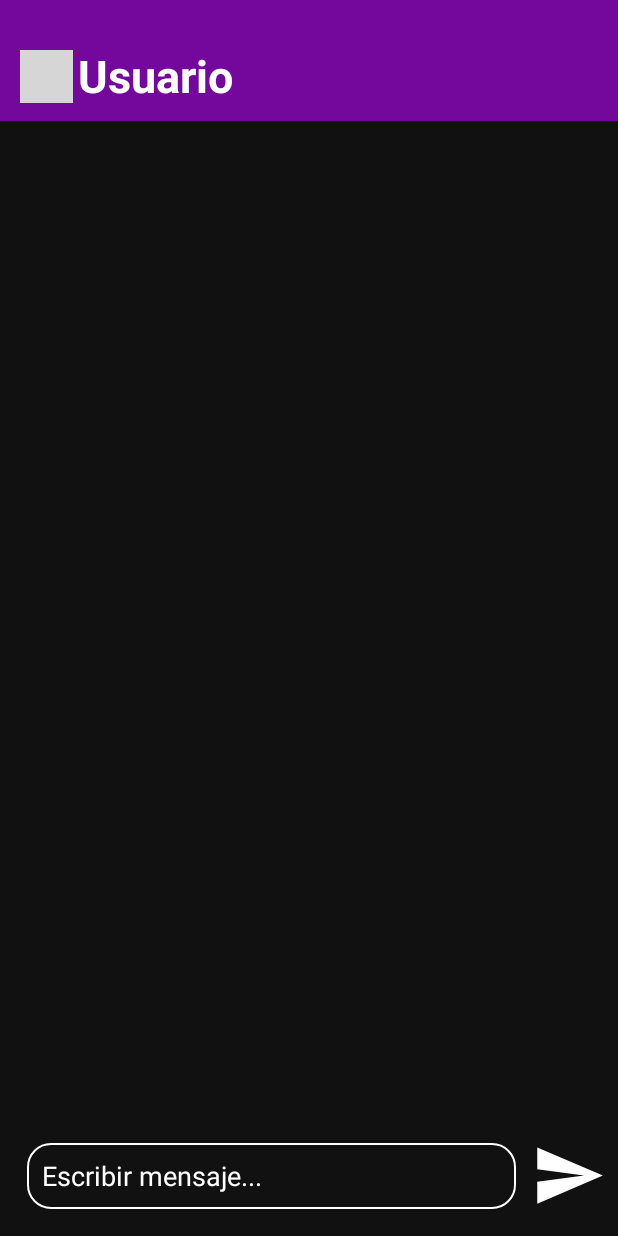
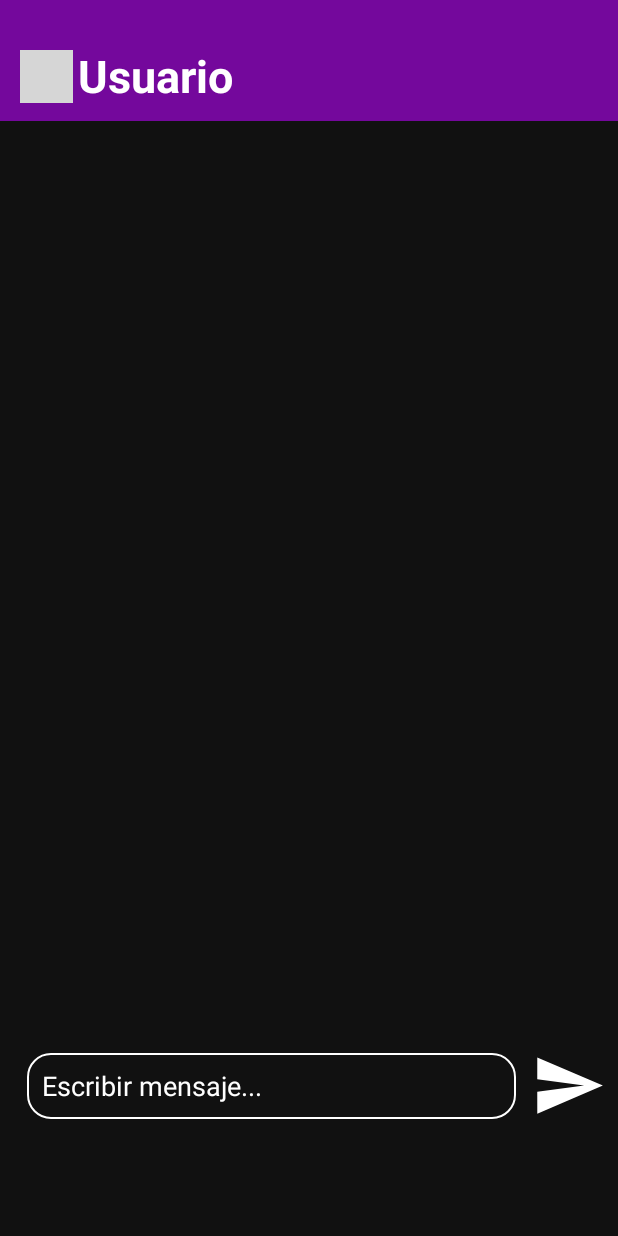
Before and after one commit to ZullieTW/ChatCaceres, an Android app: the layout activity_chat.xml on its own in the app's theme, with its tools: preview values and no code run, on a phone screen of 412 x 824 dp. Run offline under Robolectric (Android 15) with nearby library versions, the phone set to English and light mode, and no system bars; grey boxes are pictures that could not be loaded.

Commit message:
Diseño activity_chat.xml y buscador acabados arreglando errores

```diff
--- a/app/src/main/java/com/example/chatcceres/BuscardorActivity.java
+++ b/app/src/main/java/com/example/chatcceres/BuscardorActivity.java
@@ -7,14 +7,11 @@ import android.widget.Toast;
 
 import androidx.activity.EdgeToEdge;
 import androidx.appcompat.app.AppCompatActivity;
-import androidx.core.graphics.Insets;
-import androidx.core.view.ViewCompat;
-import androidx.core.view.WindowInsetsCompat;
 import androidx.recyclerview.widget.LinearLayoutManager;
 import androidx.recyclerview.widget.RecyclerView;
 
 import com.example.chatcceres.modelos.Usuario;
-import com.firebase.ui.firestore.FirestoreRecyclerAdapter;
+import com.example.chatcceres.utils.FirebaseUtil;
 import com.firebase.ui.firestore.FirestoreRecyclerOptions;
 import com.google.firebase.firestore.Query;
 import com.example.chatcceres.adapter.BusquedaUsuarioAdapter;
--- a/app/src/main/java/com/example/chatcceres/EditarPerfil.java
+++ b/app/src/main/java/com/example/chatcceres/EditarPerfil.java
@@ -9,8 +9,7 @@ import android.widget.Toast;
 import androidx.activity.EdgeToEdge;
 import androidx.appcompat.app.AppCompatActivity;
 
-import com.google.firebase.auth.FirebaseAuth;
-import com.google.firebase.auth.FirebaseAuthWeakPasswordException;
+import com.example.chatcceres.utils.FirebaseUtil;
 import com.google.firebase.auth.FirebaseUser;
 
 import org.apache.commons.validator.routines.EmailValidator;
--- a/app/src/main/java/com/example/chatcceres/MainActivity.java
+++ b/app/src/main/java/com/example/chatcceres/MainActivity.java
@@ -6,11 +6,8 @@ import android.view.View;
 
 import androidx.activity.EdgeToEdge;
 import androidx.appcompat.app.AppCompatActivity;
-import androidx.core.graphics.Insets;
-import androidx.core.view.ViewCompat;
-import androidx.core.view.WindowInsetsCompat;
 
-import com.google.firebase.Firebase;
+import com.example.chatcceres.utils.FirebaseUtil;
 import com.google.firebase.auth.FirebaseUser;
 
 public class MainActivity extends AppCompatActivity {
--- a/app/src/main/java/com/example/chatcceres/PantallaInicial.java
+++ b/app/src/main/java/com/example/chatcceres/PantallaInicial.java
@@ -9,6 +9,8 @@ import androidx.appcompat.app.AppCompatActivity;
 import androidx.core.graphics.Insets;
 import androidx.core.view.ViewCompat;
 import androidx.core.view.WindowInsetsCompat;
+
+import com.example.chatcceres.utils.FirebaseUtil;
 
 public class PantallaInicial extends AppCompatActivity {
 
--- a/app/src/main/java/com/example/chatcceres/RegistrarActivity.java
+++ b/app/src/main/java/com/example/chatcceres/RegistrarActivity.java
@@ -11,16 +11,12 @@ import androidx.annotation.NonNull;
 import androidx.appcompat.app.AppCompatActivity;
 
 import com.example.chatcceres.modelos.Usuario;
+import com.example.chatcceres.utils.FirebaseUtil;
 import com.google.android.gms.tasks.OnCompleteListener;
 import com.google.android.gms.tasks.Task;
-import com.google.firebase.Firebase;
 import com.google.firebase.Timestamp;
 import com.google.firebase.auth.FirebaseAuth;
 import com.google.firebase.auth.FirebaseAuthException;
-import com.google.firebase.auth.FirebaseAuthInvalidCredentialsException;
-import com.google.firebase.auth.FirebaseAuthUserCollisionException;
-import com.google.firebase.auth.FirebaseAuthWeakPasswordException;
-import com.google.firebase.auth.FirebaseUser;
 
 import org.apache.commons.validator.routines.EmailValidator;
 
--- a/app/src/main/java/com/example/chatcceres/FirebaseUtil.java
+++ b/app/src/main/java/com/example/chatcceres/utils/FirebaseUtil.java
@@ -1,4 +1,4 @@
-package com.example.chatcceres;
+package com.example.chatcceres.utils;
 
 import com.google.firebase.Firebase;
 import com.google.firebase.auth.FirebaseAuth;
--- a/app/src/main/res/layout/activity_chat.xml
+++ b/app/src/main/res/layout/activity_chat.xml
@@ -41,6 +41,7 @@
     </RelativeLayout>
 
     <androidx.recyclerview.widget.RecyclerView
+        android:id="@+id/ly_chat_mensajes"
         android:layout_width="match_parent"
         android:layout_height="match_parent"
         android:layout_above="@id/ly_chat_enviar"
@@ -53,9 +54,11 @@
         android:layout_width="match_parent"
         android:layout_height="80dp"
         android:layout_alignParentBottom="true"
+        android:layout_marginBottom="60dp"
         android:padding="8dp">
 
         <EditText
+            android:id="@+id/txtInputChat"
             android:layout_width="match_parent"
             android:layout_height="wrap_content"
             android:hint="Escribir mensaje..."
```
Also changed, not shown: app/src/main/java/com/example/chatcceres/ChatActivity.java (+15 -0 lines), app/src/main/java/com/example/chatcceres/adapter/BusquedaUsuarioAdapter.java (+8 -3 lines), app/src/main/java/com/example/chatcceres/utils/AndroidUtil.java (added, +19 -0 lines).
